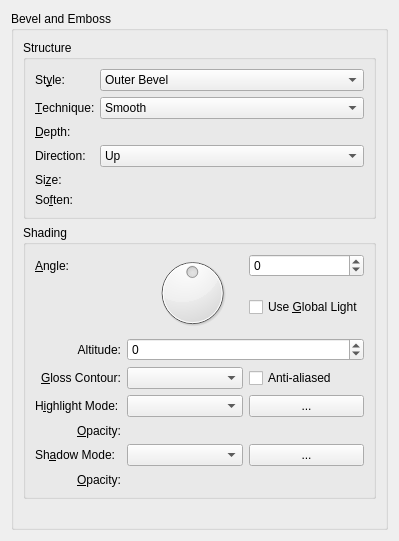
Above: libs/ui/layerstyles/wdgBevelAndEmboss.ui from KDE/krita before the change. Below: the same form after it.
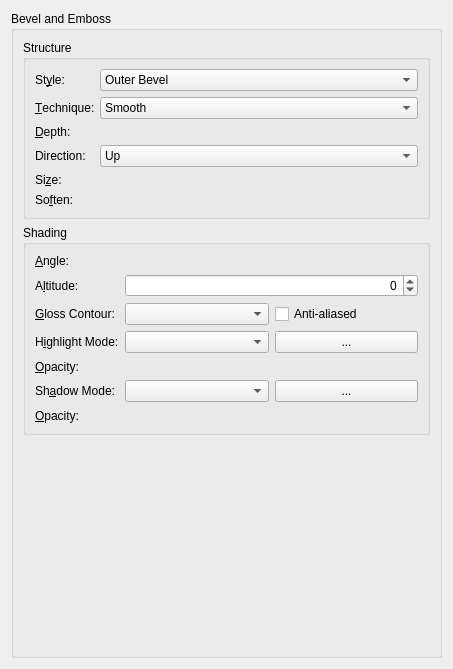
That is the form after the change. Custom widgets are drawn as their Qt base class.

Commit message: Layer Styles UI: fix for angle selection, small UI tweaks

Patch:
```diff
--- a/libs/ui/layerstyles/wdgBevelAndEmboss.ui
+++ b/libs/ui/layerstyles/wdgBevelAndEmboss.ui
@@ -6,8 +6,8 @@
    <rect>
     <x>0</x>
     <y>0</y>
-    <width>399</width>
-    <height>541</height>
+    <width>453</width>
+    <height>669</height>
    </rect>
   </property>
   <layout class="QVBoxLayout" name="verticalLayout">
@@ -198,69 +198,35 @@
         <property name="title">
          <string>Shading</string>
         </property>
-        <layout class="QGridLayout" name="gridLayout_3">
-         <item row="0" column="0" colspan="3">
-          <layout class="QGridLayout" name="gridLayout">
-           <item row="0" column="0">
-            <widget class="QLabel" name="label_7">
-             <property name="text">
-              <string>&amp;Angle:</string>
-             </property>
-             <property name="buddy">
-              <cstring>dialAngle</cstring>
-             </property>
-            </widget>
-           </item>
-           <item row="0" column="1" rowspan="2">
-            <widget class="QDial" name="dialAngle">
-             <property name="toolTip">
-              <string>Set the angle of the light source</string>
-             </property>
-             <property name="minimum">
-              <number>-179</number>
-             </property>
-             <property name="maximum">
-              <number>180</number>
-             </property>
-             <property name="wrapping">
-              <bool>true</bool>
-             </property>
-            </widget>
-           </item>
-           <item row="0" column="2">
-            <widget class="KisIntParseSpinBox" name="intAngle">
-             <property name="minimum">
-              <number>-179</number>
-             </property>
-             <property name="maximum">
-              <number>180</number>
-             </property>
-            </widget>
-           </item>
-           <item row="1" column="0">
-            <spacer name="verticalSpacer">
-             <property name="orientation">
-              <enum>Qt::Vertical</enum>
-             </property>
-             <property name="sizeHint" stdset="0">
-              <size>
-               <width>20</width>
-               <height>18</height>
-              </size>
-             </property>
-            </spacer>
-           </item>
-           <item row="1" column="2">
-            <widget class="QCheckBox" name="chkUseGlobalLight">
-             <property name="text">
-              <string>Use &amp;Global Light</string>
-             </property>
-            </widget>
-           </item>
-          </layout>
+        <layout class="QFormLayout" name="formLayout_2">
+         <item row="0" column="0">
+          <widget class="QLabel" name="label_7">
+           <property name="text">
+            <string>&amp;Angle:</string>
+           </property>
+           <property name="buddy">
+            <cstring>angleSelector</cstring>
+           </property>
+          </widget>
          </item>
-         <item row="1" column="2">
+         <item row="0" column="1">
+          <widget class="KisLayerStyleAngleSelector" name="angleSelector" native="true"/>
+         </item>
+         <item row="1" column="0">
+          <widget class="QLabel" name="label_8">
+           <property name="text">
+            <string>A&amp;ltitude:</string>
+           </property>
+           <property name="buddy">
+            <cstring>intAltitude</cstring>
+           </property>
+          </widget>
+         </item>
+         <item row="1" column="1">
           <widget class="KisIntParseSpinBox" name="intAltitude">
+           <property name="alignment">
+            <set>Qt::AlignRight|Qt::AlignTrailing|Qt::AlignVCenter</set>
+           </property>
            <property name="minimum">
             <number>-179</number>
            </property>
@@ -269,7 +235,7 @@
            </property>
           </widget>
          </item>
-         <item row="2" column="1">
+         <item row="2" column="0">
           <widget class="QLabel" name="label_9">
            <property name="text">
             <string>&amp;Gloss Contour:</string>
@@ -279,7 +245,7 @@
            </property>
           </widget>
          </item>
-         <item row="2" column="2">
+         <item row="2" column="1">
           <layout class="QHBoxLayout" name="horizontalLayout_2">
            <item>
             <widget class="QComboBox" name="cmbContour"/>
@@ -293,7 +259,7 @@
            </item>
           </layout>
          </item>
-         <item row="3" column="0" colspan="2">
+         <item row="3" column="0">
           <widget class="QLabel" name="label_10">
            <property name="text">
             <string>H&amp;ighlight Mode:</string>
@@ -303,7 +269,7 @@
            </property>
           </widget>
          </item>
-         <item row="3" column="2">
+         <item row="3" column="1">
           <layout class="QHBoxLayout" name="horizontalLayout">
            <item>
             <widget class="KisCompositeOpComboBox" name="cmbHighlightMode">
@@ -321,20 +287,17 @@
            </item>
           </layout>
          </item>
-         <item row="4" column="0" colspan="2">
+         <item row="4" column="0">
           <widget class="QLabel" name="label_14">
            <property name="text">
             <string>&amp;Opacity:</string>
            </property>
-           <property name="alignment">
-            <set>Qt::AlignRight|Qt::AlignTrailing|Qt::AlignVCenter</set>
-           </property>
            <property name="buddy">
             <cstring>intOpacity</cstring>
            </property>
           </widget>
          </item>
-         <item row="4" column="2">
+         <item row="4" column="1">
           <widget class="KisSliderSpinBox" name="intOpacity" native="true">
            <property name="sizePolicy">
             <sizepolicy hsizetype="Expanding" vsizetype="Minimum">
@@ -356,7 +319,17 @@
            </property>
           </widget>
          </item>
-         <item row="5" column="2">
+         <item row="5" column="0">
+          <widget class="QLabel" name="label_11">
+           <property name="text">
+            <string>Sh&amp;adow Mode:</string>
+           </property>
+           <property name="buddy">
+            <cstring>cmbShadowMode</cstring>
+           </property>
+          </widget>
+         </item>
+         <item row="5" column="1">
           <layout class="QHBoxLayout" name="horizontalLayout_3">
            <item>
             <widget class="KisCompositeOpComboBox" name="cmbShadowMode">
@@ -374,20 +347,17 @@
            </item>
           </layout>
          </item>
-         <item row="6" column="0" colspan="2">
+         <item row="6" column="0">
           <widget class="QLabel" name="label_15">
            <property name="text">
             <string>&amp;Opacity:</string>
            </property>
-           <property name="alignment">
-            <set>Qt::AlignRight|Qt::AlignTrailing|Qt::AlignVCenter</set>
-           </property>
            <property name="buddy">
             <cstring>intOpacity2</cstring>
            </property>
           </widget>
          </item>
-         <item row="6" column="2">
+         <item row="6" column="1">
           <widget class="KisSliderSpinBox" name="intOpacity2" native="true">
            <property name="sizePolicy">
             <sizepolicy hsizetype="Expanding" vsizetype="Minimum">
@@ -409,29 +379,6 @@
            </property>
           </widget>
          </item>
-         <item row="1" column="0" colspan="2">
-          <widget class="QLabel" name="label_8">
-           <property name="text">
-            <string>Altitude:</string>
-           </property>
-           <property name="alignment">
-            <set>Qt::AlignRight|Qt::AlignTrailing|Qt::AlignVCenter</set>
-           </property>
-           <property name="buddy">
-            <cstring>dialAngle</cstring>
-           </property>
-          </widget>
-         </item>
-         <item row="5" column="0" colspan="2">
-          <widget class="QLabel" name="label_11">
-           <property name="text">
-            <string>Sh&amp;adow Mode:</string>
-           </property>
-           <property name="buddy">
-            <cstring>cmbShadowMode</cstring>
-           </property>
-          </widget>
-         </item>
         </layout>
        </widget>
       </item>
@@ -454,16 +401,16 @@
   </layout>
  </widget>
  <customwidgets>
-  <customwidget>
-   <class>KisColorButton</class>
-   <extends>QPushButton</extends>
-   <header>kis_color_button.h</header>
-  </customwidget>
   <customwidget>
    <class>KisIntParseSpinBox</class>
    <extends>QSpinBox</extends>
    <header>kis_int_parse_spin_box.h</header>
   </customwidget>
+  <customwidget>
+   <class>KisColorButton</class>
+   <extends>QPushButton</extends>
+   <header>kis_color_button.h</header>
+  </customwidget>
   <customwidget>
    <class>KisSliderSpinBox</class>
    <extends>QWidget</extends>
@@ -475,6 +422,12 @@
    <extends>QComboBox</extends>
    <header location="global">kis_cmb_composite.h</header>
   </customwidget>
+  <customwidget>
+   <class>KisLayerStyleAngleSelector</class>
+   <extends>QWidget</extends>
+   <header>KisLayerStyleAngleSelector.h</header>
+   <container>1</container>
+  </customwidget>
  </customwidgets>
  <resources/>
  <connections/>
```
Left out of the diff: 3 changed lines with no effect on the pictures. The commit also changes 10 other files.
